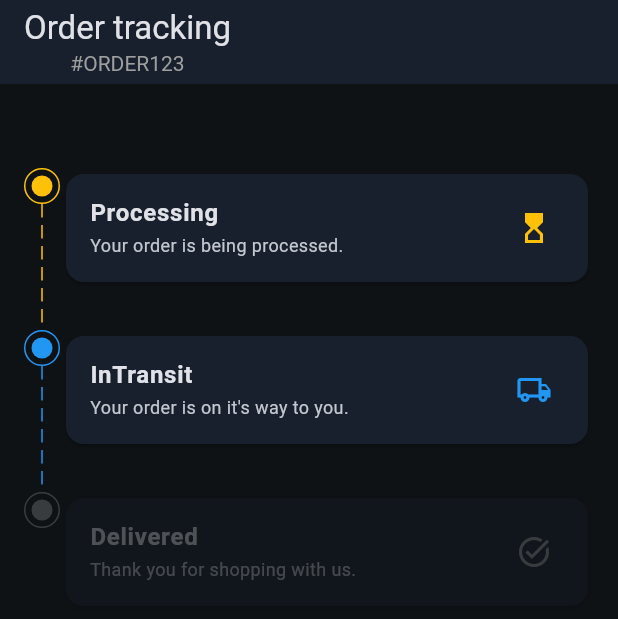
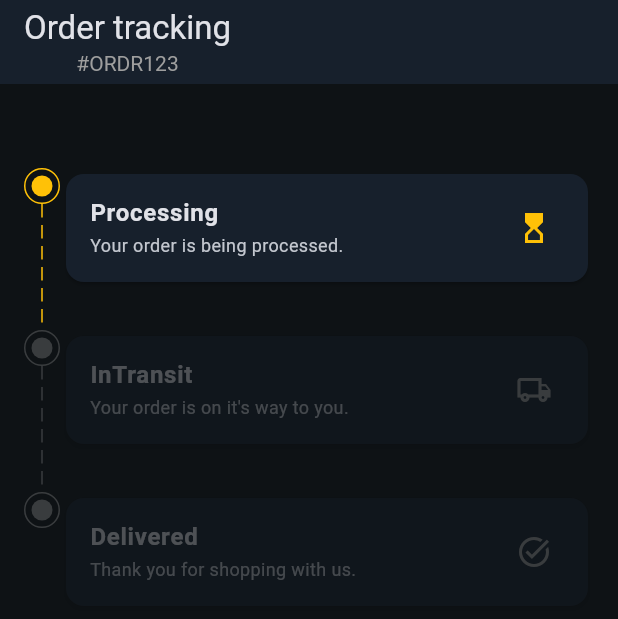
Before and after one commit to hmtriit/flutter_enum, a Flutter app: the screen it shows after launch, on a phone screen of 412 x 824 dp. Shown: the top 619 px of the screen. Run offline on Flutter 3.47's test engine with Material 3 defaults, Android fonts, the phone set to English and light mode, and no system bars.

Commit message:
Enum Starter basic work with my class Order

```diff
--- a/lib/enums/enums.dart
+++ b/lib/enums/enums.dart
@@ -14,16 +14,17 @@ class _EnumsState extends State<Enums> {
   @override
   Widget build(BuildContext context) {
     final themeColors = Theme.of(context).colorScheme;
+    MyOrder order = MyOrder.orther;
     return Scaffold(
       backgroundColor: themeColors.background,
       appBar: AppBar(
         elevation: 0,
-        title: const Column(
+        title: Column(
           children: [
-            Text('Order tracking'),
+            const Text('Order tracking'),
             Text(
-              '#ORDER123',
-              style: TextStyle(
+              '#${order.orderId}',
+              style: const TextStyle(
                 color: Colors.grey,
                 fontSize: 14,
               ),
@@ -45,7 +46,7 @@ class _EnumsState extends State<Enums> {
             subtitle: OrderStatusEnum.processing.description,
             icon: OrderStatusEnum.processing.icon,
             showLine: true,
-            isActive: true,
+            isActive: order.status == OrderStatusEnum.processing,
           ),
           OrderStatusItemView(
             color: OrderStatusEnum.inTransit.color,
@@ -53,7 +54,7 @@ class _EnumsState extends State<Enums> {
             subtitle: OrderStatusEnum.inTransit.description,
             icon: OrderStatusEnum.inTransit.icon,
             showLine: true,
-            isActive: true,
+            isActive: order.status == OrderStatusEnum.inTransit,
           ),
           OrderStatusItemView(
             color: OrderStatusEnum.delivered.color,
@@ -61,11 +62,29 @@ class _EnumsState extends State<Enums> {
             subtitle: OrderStatusEnum.delivered.description,
             icon: OrderStatusEnum.delivered.icon,
             showLine: false,
-            isActive: false,
+            isActive: order.status == OrderStatusEnum.delivered,
           ),
         ],
       ),
     );
+  }
+}
+
+class MyOrder {
+  final String orderId;
+  final OrderStatusEnum status;
+
+  MyOrder(this.orderId, this.status);
+
+  static MyOrder get orther {
+    return MyOrder('ORDR123', OrderStatusEnum.processing);
+  }
+
+  MyOrder copyWith({
+    String? orderId,
+    OrderStatusEnum? status,
+  }) {
+    return MyOrder(orderId ?? this.orderId, status ?? this.status);
   }
 }
 
```
